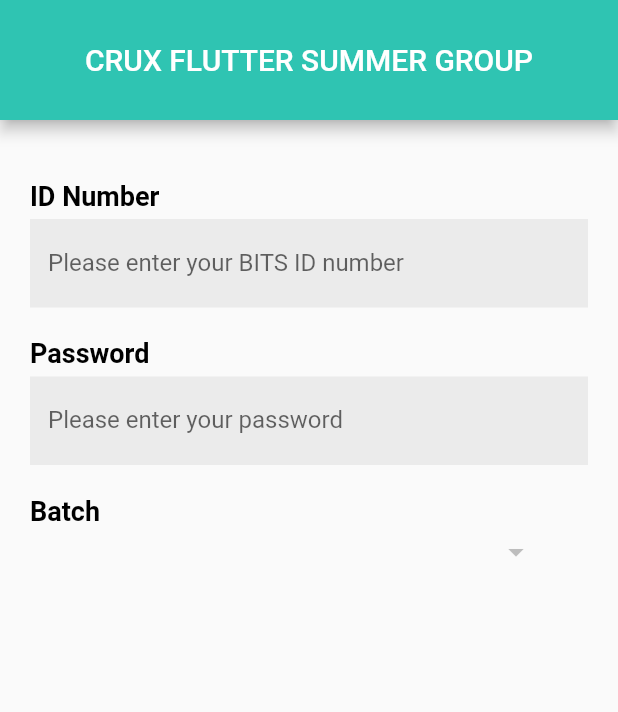
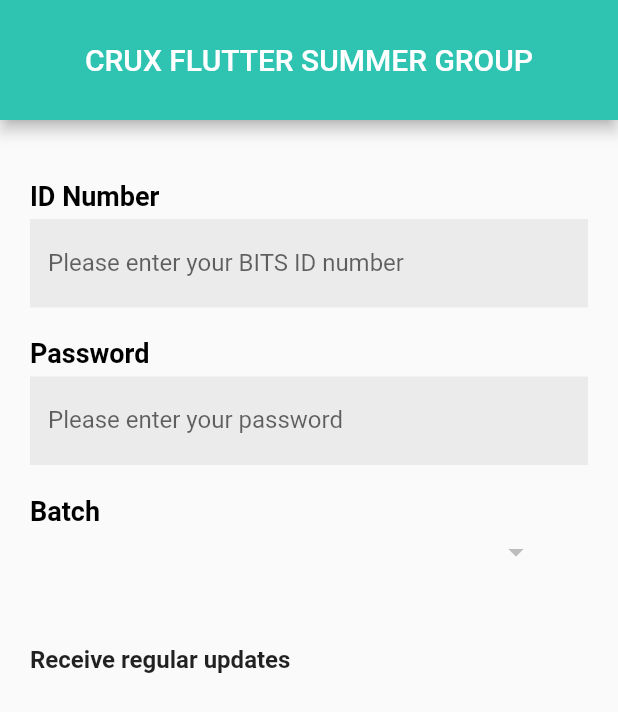
Before and after one commit to YashVardhanSingh01/fluttersummerproject, a Flutter app: the screen it shows after launch, on a phone screen of 412 x 824 dp. Shown: the top 712 px of the screen. Run offline on Flutter 3.47's test engine with Material 2 defaults, Android fonts, the phone set to English and light mode, and no system bars.

Commit message:
modified register.dart

```diff
--- a/assignment220201712/lib/login.dart
+++ b/assignment220201712/lib/login.dart
@@ -137,7 +137,8 @@ class LoginPage extends StatelessWidget {
                             child: Text('Register'),
                           ),
                         ],
-                        ))
+                      ),
+                    ),
                   ],
                 ),
               ],
--- a/assignment220201712/lib/register.dart
+++ b/assignment220201712/lib/register.dart
@@ -105,6 +105,27 @@ class RegisterPage extends StatelessWidget {
                           ),
                         ),
                       ),
+                      Container(
+                        margin: EdgeInsets.only(top: 50),
+                        child: Row(
+                          mainAxisAlignment: MainAxisAlignment.spaceBetween,
+                          children: [
+                            Text(
+                              'Receive regular updates',
+                              style: TextStyle(
+                                  fontSize: 16, fontWeight: FontWeight.bold),
+                            ),
+                            // Switch(
+                            //   onChanged: (true)?true:,
+                            //   value: true,
+                            //   activeColor: Color(0XFF2FC4E2),
+                            //   activeTrackColor: Color(0XFFE3F2FD),
+                            //   inactiveThumbColor: Color(0xFF2FC4E2),
+                            //   inactiveTrackColor: Color(0xFFC2C4E2),
+                            // ),
+                          ],
+                        ),
+                      ),
                     ],
                   ),
                 ),
```
Lines whose indentation alone changed are shown as unchanged.
